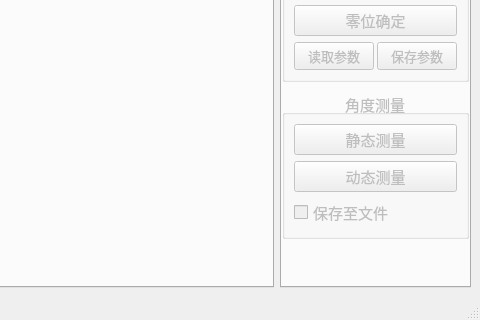
The window that ui.ui (gao5254/angleMeasurement) describes before a commit, drawn with Qt 5; both pictures show x 517 to 997 and y 366 to 686 of the 997 by 686 pixel window.
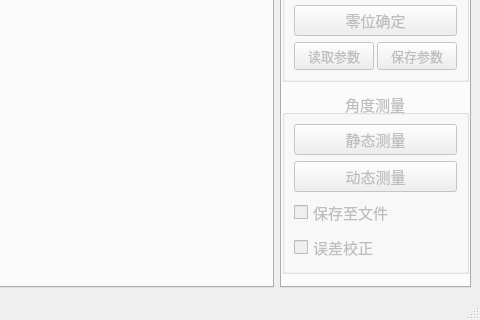
The same window after the commit. Custom widgets are drawn as their Qt base class.

Commit message: 适配angleT和kb两种标定参数 添加斜率校正功能

```diff
--- a/ui.ui
+++ b/ui.ui
@@ -496,6 +496,13 @@
              </property>
             </widget>
            </item>
+           <item>
+            <widget class="QCheckBox" name="checkBox_correction">
+             <property name="text">
+              <string>误差校正</string>
+             </property>
+            </widget>
+           </item>
           </layout>
          </widget>
         </item>
```
The commit also changes 9 other files.
